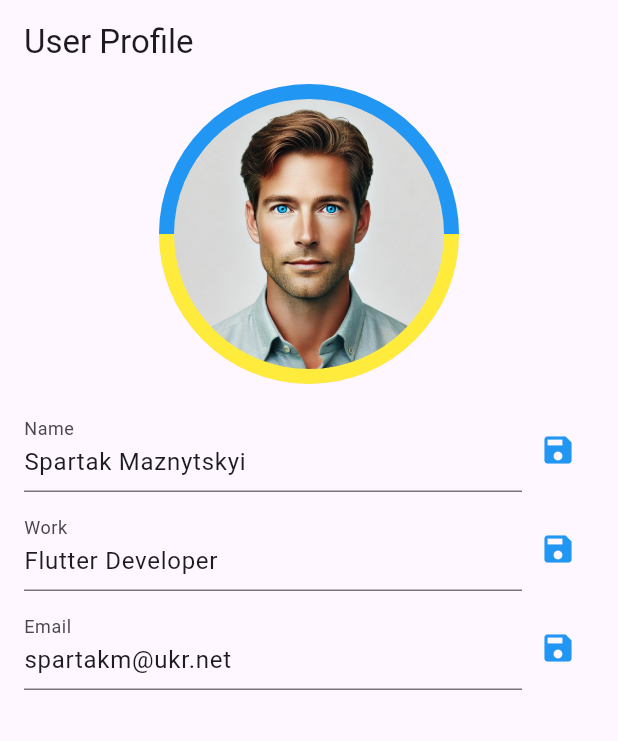
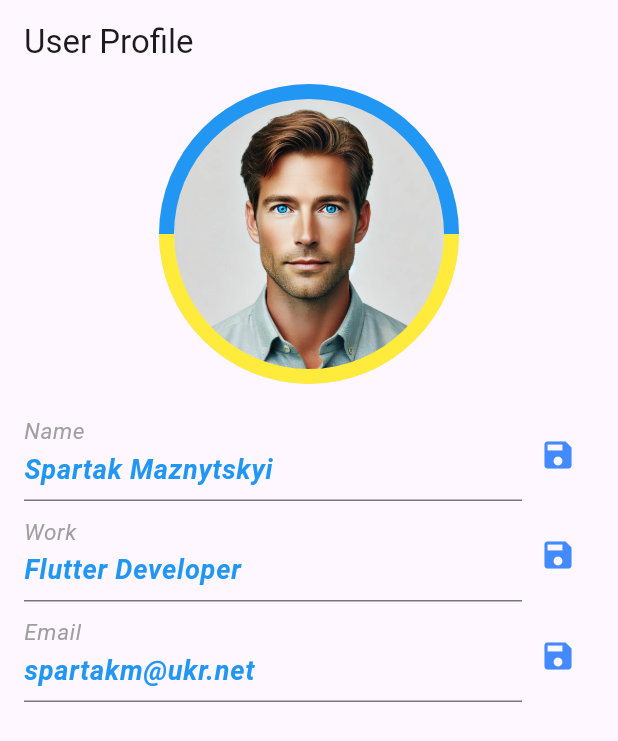
Before and after one commit to Spartakm67/flutter_home_work7, a Flutter app: the screen it shows after launch, on a phone screen of 412 x 824 dp. Shown: the top 741 px of the screen. Run offline on Flutter 3.47's test engine with Material 3 defaults, Android fonts, the phone set to English and light mode, and no system bars.

Commit message:
User_details.dart updated

```diff
--- /dev/null
+++ b/lib/styles/text_styles.dart
@@ -0,0 +1,46 @@
+import 'package:flutter/material.dart';
+
+class TextStyles {
+  static const TextStyle buttonText = TextStyle(
+    fontSize: 14,
+    color: Colors.red,
+    fontStyle: FontStyle.italic,
+    fontWeight: FontWeight.bold,
+    shadows: [
+      Shadow(
+        offset: Offset(3.0, 3.0),
+        blurRadius: 5.0,
+        color: Colors.black26,
+      ),
+    ],
+  );
+
+  static const TextStyle defaultText = TextStyle(
+    fontSize: 20,
+    color: Colors.grey,
+    fontStyle: FontStyle.italic,
+  );
+
+  static const TextStyle greetingsText = TextStyle(
+    fontSize: 30,
+    color: Colors.redAccent,
+    fontStyle: FontStyle.italic,
+    fontWeight: FontWeight.bold,
+  );
+
+  static const TextStyle userText = TextStyle(
+    fontSize: 18,
+    color: Colors.blue,
+    fontStyle: FontStyle.italic,
+    fontWeight: FontWeight.bold,
+  );
+
+  static Text styledText(String text, TextStyle style) {
+    return Text(
+      text,
+      style: style,
+      softWrap: true,
+      overflow: TextOverflow.visible,
+    );
+  }
+}
--- a/lib/widgets/user_details.dart
+++ b/lib/widgets/user_details.dart
@@ -1,4 +1,5 @@
 import 'package:flutter/material.dart';
+import 'package:flutter_home_work7/widgets/user_details_field.dart';
 
 class UserDetails extends StatefulWidget {
   final String name;
@@ -60,55 +61,22 @@ class _UserDetailsState extends State<UserDetails> {
       child: Column(
         crossAxisAlignment: CrossAxisAlignment.start,
         children: [
-          Row(
-            children: [
-              Expanded(
-                child: TextField(
-                  controller: _nameController,
-                  decoration: const InputDecoration(
-                    labelText: 'Name',
-                  ),
-                ),
-              ),
-              IconButton(
-                icon: const Icon(Icons.save, color: Colors.blue,),
-                onPressed: () => _saveData('name'),
-              ),
-            ],
+          UserDetailsField(
+            controller: _nameController,
+            label: 'Name',
+            onSave: _saveData,
           ),
-          const SizedBox(height: 10),
-          Row(
-            children: [
-              Expanded(
-                child: TextField(
-                  controller: _workController,
-                  decoration: const InputDecoration(
-                    labelText: 'Work',
-                  ),
-                ),
-              ),
-              IconButton(
-                icon: const Icon(Icons.save, color: Colors.blue,),
-                onPressed: () => _saveData('work'),
-              ),
-            ],
+          const SizedBox(height: 5),
+          UserDetailsField(
+            controller: _workController,
+            label: 'Work',
+            onSave: _saveData,
           ),
-          const SizedBox(height: 10),
-          Row(
-            children: [
-              Expanded(
-                child: TextField(
-                  controller: _emailController,
-                  decoration: const InputDecoration(
-                    labelText: 'Email',
-                  ),
-                ),
-              ),
-              IconButton(
-                icon: const Icon(Icons.save, color: Colors.blue,),
-                onPressed: () => _saveData('email'),
-              ),
-            ],
+          const SizedBox(height: 5),
+          UserDetailsField(
+            controller: _emailController,
+            label: 'Email',
+            onSave: _saveData,
           ),
         ],
       ),
--- /dev/null
+++ b/lib/widgets/user_details_field.dart
@@ -0,0 +1,37 @@
+import 'package:flutter/material.dart';
+import 'package:flutter_home_work7/styles/text_styles.dart';
+
+class UserDetailsField extends StatelessWidget {
+  final TextEditingController controller;
+  final String label;
+  final Function onSave;
+
+  const UserDetailsField({
+    required this.controller,
+    required this.label,
+    required this.onSave,
+    super.key,
+  });
+
+  @override
+  Widget build(BuildContext context) {
+    return Row(
+      children: [
+        Expanded(
+          child: TextField(
+            controller: controller,
+            style: TextStyles.userText,
+            decoration: InputDecoration(
+              labelText: label,
+              labelStyle: TextStyles.defaultText,
+            ),
+          ),
+        ),
+        IconButton(
+          icon: const Icon(Icons.save, color: Colors.blueAccent),
+          onPressed: () => onSave(),
+        ),
+      ],
+    );
+  }
+}
```
